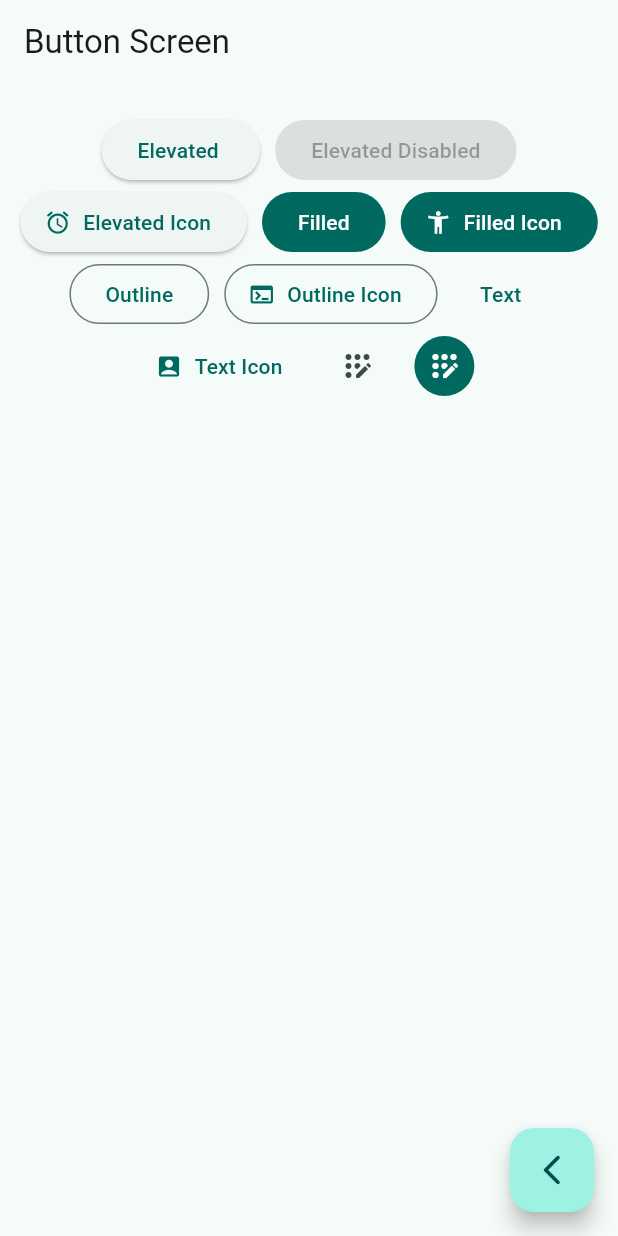
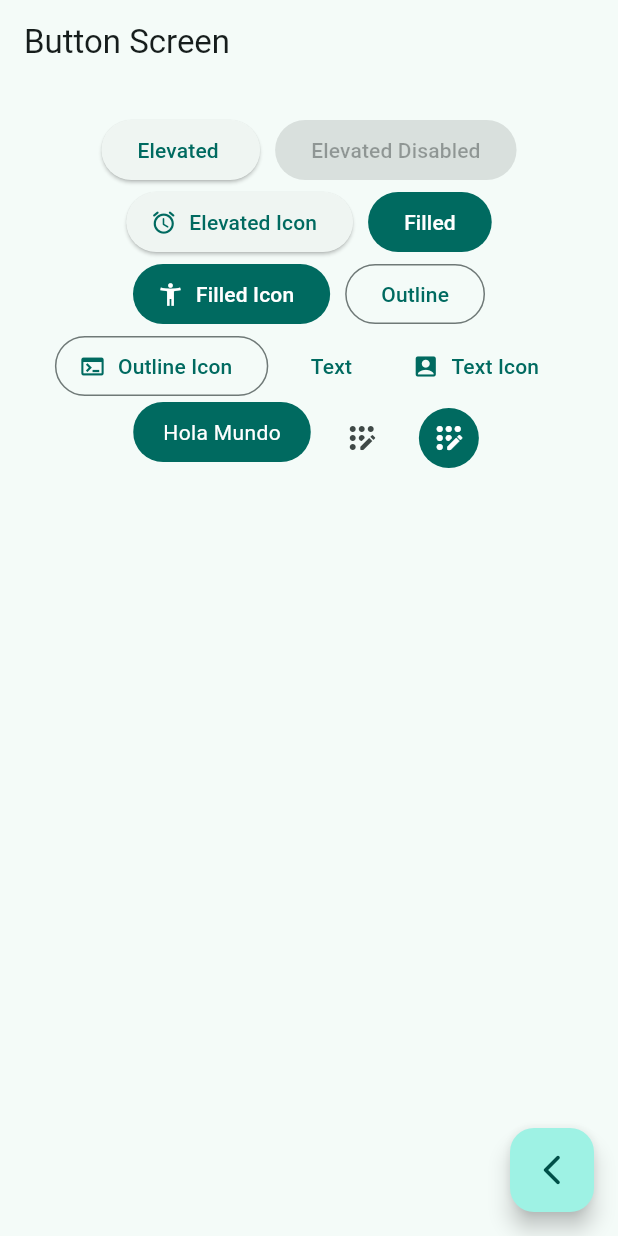
Before and after one commit to Luc47s/widget_app_test, a Flutter app: the ButtonsScreen screen opened by its route, on a phone screen of 412 x 824 dp. Run offline on Flutter 3.47's test engine with Material 3 defaults, Android fonts, the phone set to English and light mode, and no system bars; our stand-ins replace go_router.

Commit message:
button screen finished

```diff
--- a/lib/presentation/screen/buttons/buttons_screen.dart
+++ b/lib/presentation/screen/buttons/buttons_screen.dart
@@ -31,7 +31,7 @@ class _ButtonsView extends StatelessWidget {
     return SizedBox(
       width: double.infinity,
       child: Padding(
-        padding: const EdgeInsets.symmetric(horizontal: 10, vertical: 20),
+        padding: const EdgeInsets.symmetric(horizontal: 20, vertical: 20),
         child: Wrap(
           spacing: 10,
           alignment: WrapAlignment.center,
@@ -68,6 +68,7 @@ class _ButtonsView extends StatelessWidget {
               icon: const Icon(Icons.account_box_rounded),
               label: const Text('Text Icon'),
             ),
+            const CustomButton(),
             IconButton(
               onPressed: () {},
               icon: const Icon(Icons.app_registration_rounded),
@@ -86,3 +87,29 @@ class _ButtonsView extends StatelessWidget {
     );
   }
 }
+
+class CustomButton extends StatelessWidget {
+  const CustomButton({super.key});
+
+  @override
+  Widget build(BuildContext context) {
+    final colors = Theme.of(context).colorScheme;
+
+    return ClipRRect(
+      borderRadius: BorderRadius.circular(20),
+      child: Material(
+        color: colors.primary,
+        child: InkWell(
+          onTap: () {},
+          child: const Padding(
+            padding: EdgeInsets.symmetric(horizontal: 20, vertical: 10),
+            child: Text(
+              'Hola Mundo',
+              style: TextStyle(color: Colors.white),
+            ),
+          ),
+        ),
+      ),
+    );
+  }
+}
```
